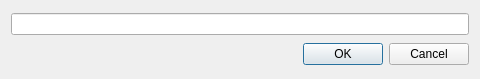
The window that SearchDlg.ui (congchenutd/FAQsBrowser) describes before a commit, drawn with Qt 5.
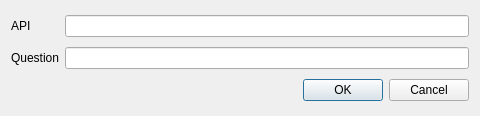
The same window after the commit. Icons and pictures are not drawn.

Commit message: = split the search dlg into 2 line edit, one for api, one for question. The query = api + question

Patch:
```diff
--- a/SearchDlg.ui
+++ b/SearchDlg.ui
@@ -7,7 +7,7 @@
     <x>0</x>
     <y>0</y>
     <width>480</width>
-    <height>79</height>
+    <height>116</height>
    </rect>
   </property>
   <property name="windowTitle">
@@ -17,11 +17,28 @@
    <iconset resource="Resource.qrc">
     <normaloff>:/Images/Search.png</normaloff>:/Images/Search.png</iconset>
   </property>
-  <layout class="QVBoxLayout" name="verticalLayout">
-   <item>
-    <widget class="QLineEdit" name="lineEdit"/>
+  <layout class="QGridLayout" name="gridLayout">
+   <item row="0" column="0">
+    <widget class="QLabel" name="label_2">
+     <property name="text">
+      <string>API</string>
+     </property>
+    </widget>
    </item>
-   <item>
+   <item row="0" column="1">
+    <widget class="QLineEdit" name="leAPI"/>
+   </item>
+   <item row="1" column="0">
+    <widget class="QLabel" name="label">
+     <property name="text">
+      <string>Question</string>
+     </property>
+    </widget>
+   </item>
+   <item row="1" column="1">
+    <widget class="QLineEdit" name="leQuestion"/>
+   </item>
+   <item row="2" column="0" colspan="2">
     <widget class="QDialogButtonBox" name="buttonBox">
      <property name="orientation">
       <enum>Qt::Horizontal</enum>
```
The commit also changes 8 other files.
